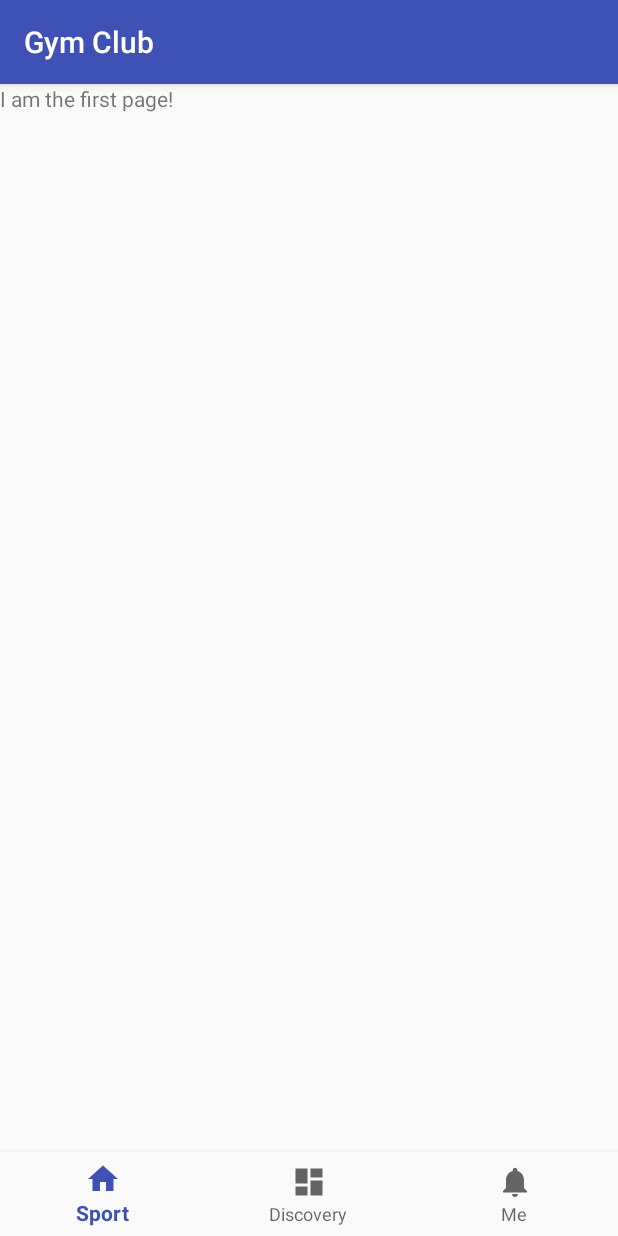
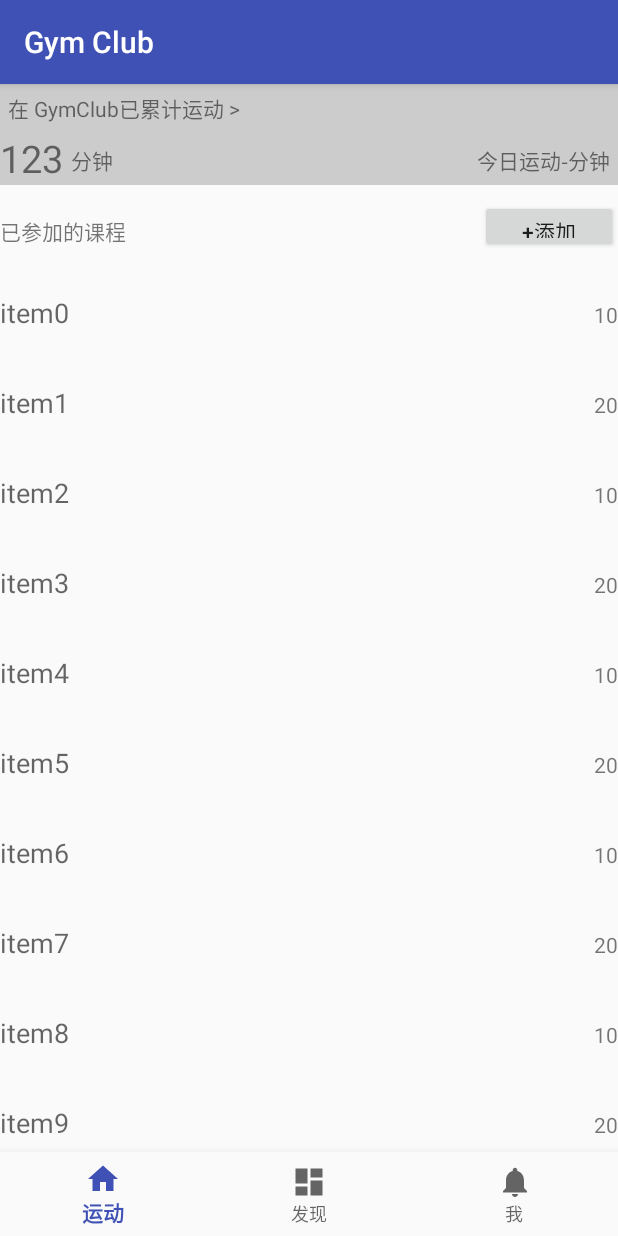
Before and after one commit to IPCHIFUNG/Gym-Club, an Android app: the HomeFragment screen opened directly, with no data from a screen before it, on a phone screen of 412 x 824 dp. Run offline under Robolectric (Android 15) with nearby library versions, the phone set to English and light mode, and no system bars.

```diff
--- a/app/src/main/java/com/zifung/gymclub/fragment/HomeFragment.java
+++ b/app/src/main/java/com/zifung/gymclub/fragment/HomeFragment.java
@@ -4,11 +4,19 @@ import android.content.Context;
 import android.net.Uri;
 import android.os.Bundle;
 import android.support.v4.app.Fragment;
+import android.support.v7.widget.DefaultItemAnimator;
+import android.support.v7.widget.LinearLayoutManager;
+import android.support.v7.widget.RecyclerView;
 import android.view.LayoutInflater;
 import android.view.View;
 import android.view.ViewGroup;
 
 import com.zifung.gymclub.R;
+import com.zifung.gymclub.list.RecyclerList;
+import com.zifung.gymclub.util.MyRecyclerAdatper;
+
+import java.util.ArrayList;
+import java.util.List;
 
 
 /**
@@ -62,12 +70,53 @@ public class HomeFragment extends Fragment {
         }
     }
 
+    private List<RecyclerList> mDatas;
+    private MyRecyclerAdatper recycleAdapter;
+
     @Override
     public View onCreateView(LayoutInflater inflater, ViewGroup container,
                              Bundle savedInstanceState) {
         // Inflate the layout for this fragment
-        return inflater.inflate(R.layout.fragment_home, container, false);
+
+        View view = inflater.inflate(R.layout.fragment_home, container, false);
+
+
+        mDatas = new ArrayList<>();
+        RecyclerList fl;
+        String time;
+        for ( int i = 0; i < 40; i++) {
+            if (i % 2 == 0){
+                time = "10";
+            }else{;
+                time="20";
+            }
+            fl=new RecyclerList("item"+i, time);
+            mDatas.add(fl);
+        }
+
+        recycleAdapter = new MyRecyclerAdatper(getContext(), mDatas);
+        RecyclerView recyclerView = view.findViewById(R.id.recyclerView);
+        LinearLayoutManager layoutManager = new LinearLayoutManager(getContext());
+        recyclerView.setLayoutManager(layoutManager);
+        //如果可以确定每个item的高度是固定的，设置这个选项可以提高性能
+        recyclerView.setHasFixedSize(true);
+        //创建并设置Adapter
+
+        // set the header and footer
+        View header = LayoutInflater.from(getContext()).inflate(R.layout.home_header,null);
+        recycleAdapter.setHeaderView(header);
+        View footer = LayoutInflater.from(getContext()).inflate(R.layout.home_footer,null);
+        recycleAdapter.setFooterView(footer);
+
+
+        recyclerView.setAdapter(recycleAdapter);
+        recyclerView.setItemAnimator(new DefaultItemAnimator());
+
+        return view;
+
     }
+
+
 
     // TODO: Rename method, update argument and hook method into UI event
     public void onButtonPressed(Uri uri) {
--- /dev/null
+++ b/app/src/main/java/com/zifung/gymclub/list/RecyclerList.java
@@ -0,0 +1,20 @@
+package com.zifung.gymclub.list;
+
+public class RecyclerList {
+    private String Name;  // course name
+    private String Time;  // course time
+
+    public RecyclerList(){
+
+    }
+    public RecyclerList(String name,String time){
+        this.Name=name;
+        this.Time=time;
+    }
+    public String getName(){
+        return Name;
+    }
+    public String getTime(){
+        return Time;
+    }
+}
--- /dev/null
+++ b/app/src/main/java/com/zifung/gymclub/util/MyRecyclerAdatper.java
@@ -0,0 +1,128 @@
+package com.zifung.gymclub.util;
+
+import android.content.Context;
+import android.graphics.Color;
+import android.support.v7.widget.RecyclerView;
+import android.view.LayoutInflater;
+import android.view.View;
+import android.view.ViewGroup;
+import android.widget.TextView;
+
+import com.zifung.gymclub.list.RecyclerList;
+import com.zifung.gymclub.R;
+
+import java.util.List;
+
+public class MyRecyclerAdatper extends RecyclerView.Adapter<MyRecyclerAdatper.MyViewHolder> {
+    private List<RecyclerList> mDatas;
+    private Context mContext;
+    private LayoutInflater inflater;
+    //HeaderView, FooterView
+    private View mHeaderView;
+    private View mFooterView;
+
+    public static final int TYPE_HEADER = 0;  //说明是带有Header的
+    public static final int TYPE_FOOTER = 1;  //说明是带有Footer的
+    public static final int TYPE_NORMAL = 2;  //说明是不带有header和footer的
+
+
+    public MyRecyclerAdatper(Context context, List<RecyclerList> datas){
+        this.mContext=context;
+        this.mDatas=datas;
+        inflater=LayoutInflater.from(mContext);
+    }
+
+
+    //返回View中Item的个数，这个时候，总的个数应该是ListView中Item的个数加上HeaderView和FooterView
+    @Override
+    public int getItemCount() {
+        if(mHeaderView == null && mFooterView == null){
+            return mDatas.size();
+        }else if(mHeaderView == null && mFooterView != null){
+            return mDatas.size() + 1;
+        }else if (mHeaderView != null && mFooterView == null){
+            return mDatas.size() + 1;
+        }else {
+            return mDatas.size() + 2;
+        }
+    }
+
+    //创建View，如果是HeaderView或者是FooterView，直接在Holder中返回
+    @Override
+    public MyViewHolder onCreateViewHolder(ViewGroup parent, int viewType) {
+
+        if(mHeaderView != null && viewType == TYPE_HEADER) {
+            return new MyViewHolder(mHeaderView);
+        }
+        if(mFooterView != null && viewType == TYPE_FOOTER){
+            return new MyViewHolder(mFooterView);
+        }
+        View view = inflater.inflate(R.layout.sport_list_view,parent, false);
+        MyViewHolder holder= new MyViewHolder(view);
+        return holder;
+    }
+
+
+    //绑定View，这里是根据返回的这个position的类型，从而进行绑定的，   HeaderView和FooterView, 就不同绑定了
+
+    @Override
+    public void onBindViewHolder(MyViewHolder holder, final int position) {
+
+        if(getItemViewType(position) == TYPE_NORMAL){
+            if(holder instanceof MyViewHolder) {
+                //这里加载数据的时候要注意，是从position-1开始，因为position==0已经被header占用了
+                holder.course_name.setText(mDatas.get(position-1).getName());
+                holder.course_time.setText(mDatas.get(position-1).getTime());
+                return;
+            }
+            return;
+        }else if(getItemViewType(position) == TYPE_HEADER){
+            return;
+        }
+    }
+
+    class MyViewHolder extends RecyclerView.ViewHolder {
+        TextView course_name;
+        TextView course_time;
+        View v;
+        public MyViewHolder(View view) {
+            super(view);
+            course_name = (TextView) view.findViewById(R.id.tv_course_name);
+            course_time = (TextView)view.findViewById(R.id.tv_course_time);
+            v = view;
+        }
+    }
+
+    //HeaderView和FooterView的get和set函数
+    public View getHeaderView() {
+        return mHeaderView;
+    }
+    public void setHeaderView(View headerView) {
+        mHeaderView = headerView;
+        notifyItemInserted(0);
+    }
+    public View getFooterView() {
+        return mFooterView;
+    }
+    public void setFooterView(View footerView) {
+        mFooterView = footerView;
+        notifyItemInserted(getItemCount()-1);
+    }
+
+    /** 重写这个方法，很重要，是加入Header和Footer的关键，我们通过判断item的类型，从而绑定不同的view    * */
+    @Override
+    public int getItemViewType(int position) {
+        if (mHeaderView == null && mFooterView == null){
+            return TYPE_NORMAL;
+        }
+        if (position == 0){
+            //第一个item应该加载Header
+            return TYPE_HEADER;
+        }
+        if (position == getItemCount()-1){
+            //最后一个,应该加载Footer
+            return TYPE_FOOTER;
+        }
+        return TYPE_NORMAL;
+    }
+}
--- a/app/src/main/res/layout/fragment_home.xml
+++ b/app/src/main/res/layout/fragment_home.xml
@@ -1,14 +1,14 @@
 <?xml version="1.0" encoding="utf-8"?>
-<LinearLayout xmlns:android="http://schemas.android.com/apk/res/android"
+<android.support.constraint.ConstraintLayout xmlns:android="http://schemas.android.com/apk/res/android"
+    xmlns:app="http://schemas.android.com/apk/res-auto"
     xmlns:tools="http://schemas.android.com/tools"
     android:layout_width="match_parent"
     android:layout_height="match_parent"
     tools:context=".fragment.HomeFragment">
 
-    <!-- TODO: Update blank fragment layout -->
-    <TextView
-        android:layout_width="wrap_content"
-        android:layout_height="wrap_content"
-        android:text="I am the first page!" />
+    <android.support.v7.widget.RecyclerView
+        android:id="@+id/recyclerView"
+        android:layout_width="match_parent"
+        android:layout_height="match_parent" />
 
-</LinearLayout>
+</android.support.constraint.ConstraintLayout>
--- /dev/null
+++ b/app/src/main/res/layout/home_header.xml
@@ -0,0 +1,76 @@
+<?xml version="1.0" encoding="utf-8"?>
+<LinearLayout
+    xmlns:android="http://schemas.android.com/apk/res/android"
+    xmlns:app="http://schemas.android.com/apk/res-auto"
+    android:layout_width="match_parent"
+    android:layout_height="wrap_content"
+    android:orientation="vertical">
+
+    <TextView
+        android:id="@+id/textView7"
+        android:layout_width="match_parent"
+        android:layout_height="wrap_content"
+        android:text="@string/total_runtime_slogan"
+        android:background="#ccc"
+        android:padding="5dp"/>
+
+    <android.support.constraint.ConstraintLayout
+        android:layout_width="match_parent"
+        android:layout_height="wrap_content"
+        android:background="#ccc">
+
+        <TextView
+            android:id="@+id/total_time"
+            android:layout_width="wrap_content"
+            android:layout_height="wrap_content"
+            android:text="123"
+            android:textSize="25sp" />
+
+        <TextView
+            android:id="@+id/textView2"
+            android:layout_width="wrap_content"
+            android:layout_height="wrap_content"
+            android:padding="5dp"
+            android:text="@string/total_runtime"
+            app:layout_constraintLeft_toRightOf="@id/total_time"
+            app:layout_constraintBottom_toBottomOf="@id/total_time"/>
+
+        <TextView
+            android:id="@+id/textView3"
+            android:layout_width="wrap_content"
+            android:layout_height="wrap_content"
+            android:padding="5dp"
+            android:text="@string/today_runtime"
+            app:layout_constraintRight_toRightOf="parent"
+            app:layout_constraintBottom_toBottomOf="@id/total_time"/>
+
+    </android.support.constraint.ConstraintLayout>
+
+    <View
+        android:layout_width="match_parent"
+        android:layout_height="1px"
+        android:background="#ccc"/>
+
+    <android.support.constraint.ConstraintLayout
+        android:layout_width="match_parent"
+        android:layout_height="wrap_content"
+        android:layout_marginTop="10dp"
+        android:layout_marginBottom="10dp">
+
+        <TextView
+            android:id="@+id/tv_joined_course"
+            android:layout_width="wrap_content"
+            android:layout_height="wrap_content"
+            android:text="已参加的课程"
+            app:layout_constraintBaseline_toBaselineOf="@id/btn_add_course"/>
+
+        <Button
+            android:id="@+id/btn_add_course"
+            android:layout_width="92dp"
+            android:layout_height="35dp"
+            android:text="+添加"
+            app:layout_constraintRight_toRightOf="parent"/>
+
+    </android.support.constraint.ConstraintLayout>
+
+</LinearLayout>
--- /dev/null
+++ b/app/src/main/res/layout/sport_list_view.xml
@@ -0,0 +1,35 @@
+<?xml version="1.0" encoding="utf-8"?>
+<LinearLayout xmlns:android="http://schemas.android.com/apk/res/android"
+    xmlns:app="http://schemas.android.com/apk/res-auto"
+    android:layout_width="match_parent"
+    android:layout_height="wrap_content">
+
+    <android.support.constraint.ConstraintLayout
+        android:layout_width="match_parent"
+        android:layout_height="wrap_content"
+        android:layout_marginTop="10dp"
+        android:layout_marginBottom="10dp">
+
+        <TextView
+            android:id="@+id/tv_course_name"
+            android:layout_width="wrap_content"
+            android:layout_height="40dp"
+            android:textAppearance="?android:attr/textAppearanceMedium"
+            android:text="Medium Text"
+            android:layout_alignParentLeft="true"
+            android:gravity="center_vertical|center_horizontal" />
+
+        <TextView
+            android:id="@+id/tv_course_time"
+            android:layout_width="wrap_content"
+            android:layout_height="wrap_content"
+            android:text="Medium Text"
+            android:layout_alignParentRight="true"
+            app:layout_constraintBaseline_toBaselineOf="@id/tv_course_name"
+            app:layout_constraintRight_toRightOf="parent"
+            android:gravity="center_vertical|center_horizontal"
+            />
+
+    </android.support.constraint.ConstraintLayout>
+
+</LinearLayout>
--- a/app/src/main/res/values/colors.xml
+++ b/app/src/main/res/values/colors.xml
@@ -3,4 +3,6 @@
     <color name="colorPrimary">#3F51B5</color>
     <color name="colorPrimaryDark">#303F9F</color>
     <color name="colorAccent">#FF4081</color>
+
+    <color name="colorWhite">#FFF</color>
 </resources>
--- a/app/src/main/res/values/strings.xml
+++ b/app/src/main/res/values/strings.xml
@@ -1,15 +1,19 @@
 <resources>
     <string name="app_name">Gym Club</string>
 
-    <string name="title_home">Sport</string>
-    <string name="title_discovery">Discovery</string>
-    <string name="title_me">Me</string>
+    <string name="title_home">运动</string>
+    <string name="title_discovery">发现</string>
+    <string name="title_me">我</string>
 
-    <string name="hint_username">Username</string>
-    <string name="hint_password">Password</string>
+    <string name="hint_username">用户名</string>
+    <string name="hint_password">密码</string>
     <string name="title_activity_login">LoginActivity</string>
     <string name="title_activity_signup">SignupActivity</string>
 
-    <!-- TODO: Remove or change this placeholder text -->
-    <string name="hello_blank_fragment">Hello blank fragment</string>
+
+    <string name="total_runtime_slogan">在 GymClub已累计运动   ></string>
+    <string name="total_runtime">分钟</string>
+    <string name="today_runtime">今日运动-分钟</string>
+    <string name="no_more_information">-没有更多内容-</string>
+
 </resources>
--- a/app/src/main/res/values/styles.xml
+++ b/app/src/main/res/values/styles.xml
@@ -8,4 +8,9 @@
         <item name="colorAccent">@color/colorAccent</item>
     </style>
 
+    <style name="MyEditText" parent="Theme.AppCompat.Light">
+        <item name="colorControlNormal">#ddd</item>
+        <item name="colorControlActivated">#ddd</item>
+    </style>
+
 </resources>
```
Also changed, not shown: app/src/main/java/com/zifung/gymclub/fragment/DiscoveryFragment.java (+16 -15 lines), app/src/main/java/com/zifung/gymclub/util/MyBaseAdapter.java (deleted, +0 -31 lines), app/src/main/res/layout/activity_signup.xml (+70 -18 lines), app/src/main/res/layout/discovery_list_item.xml (+12 -1 lines), app/src/main/res/layout/fragment_discovery.xml (+5 -3 lines), app/src/main/res/layout/home_footer.xml (added, +21 -0 lines), app/src/main/res/mipmap-xhdpi/sign_in_bg.jpg (added), app/src/main/res/mipmap-xhdpi/splash.jpg.
